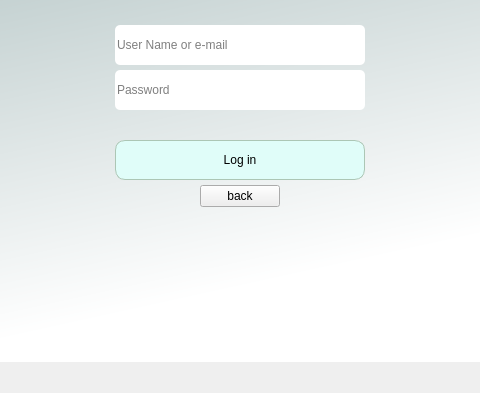
Above: guicore/uis/login_screen.ui from Igna11/billetera before the change; both pictures show x 101 to 581 and y 325 to 718 of the 682 by 718 pixel window. Below: the same form after it.
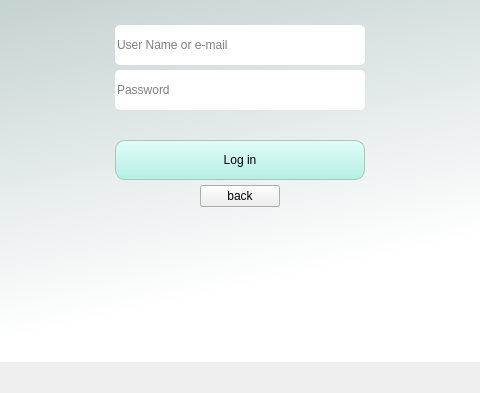
That is the form after the change.

Patch:
```diff
--- a/guicore/uis/login_screen.ui
+++ b/guicore/uis/login_screen.ui
@@ -268,18 +268,23 @@
               </property>
               <property name="styleSheet">
                <string notr="true">QPushButton {
-	border-radius:10px;
-	border: 1px solid rgb(172, 198, 181);
-	background-color:rgb(224, 253, 249);
+    border-radius: 10px;
+    border: 1px solid rgb(172, 198, 181);
+    background: qlineargradient(x1:0, y1:0, x2:0, y2:1, stop:0 rgb(224, 253, 249), stop:1 rgb(181, 239, 228));
 }
 
 QPushButton:hover{
 	background-color:rgb(221, 255, 233)
 }
 
-QPushButton:pressed{
-	background-color:rgb(139, 188, 182)
-}</string>
+QPushButton:pressed {
+    background: qlineargradient(x1:0, y1:0, x2:0, y2:1, stop:0 rgb(139, 188, 182), stop:1 rgb(100, 151, 145));
+}
+
+QPushButton:disabled {
+    background-color: rgb(212, 212, 212);
+}
+</string>
               </property>
               <property name="text">
                <string>Log in</string>
```
Left out of the diff: 4 changed lines with no effect on the pictures.
